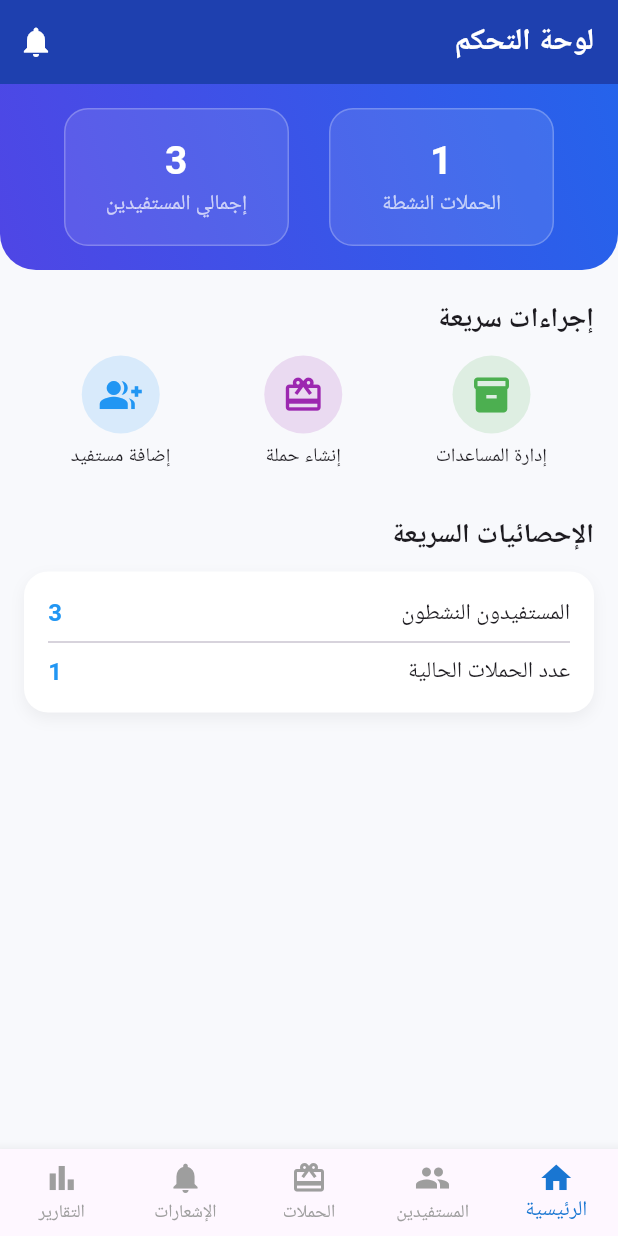
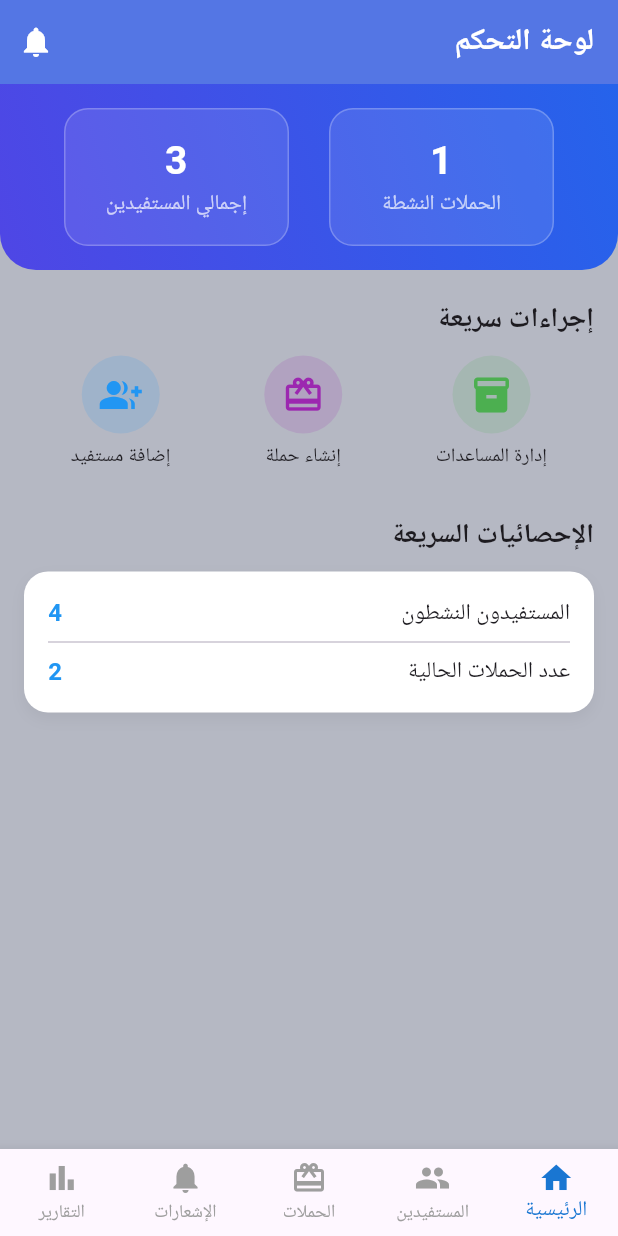
Before and after one commit to Flamingo4Technology/Aid_Management, a Flutter app: the screen it shows after launch, on a phone screen of 412 x 824 dp. Run offline on Flutter 3.47's test engine with Material 3 defaults, Android fonts, the light colour scheme and no system bars; Roboto replaces fonts that are missing (Cairo).

Commit message:
Abdullah commit

```diff
--- a/aid_management/lib/main.dart
+++ b/aid_management/lib/main.dart
@@ -27,9 +27,9 @@ class DashboardPage extends StatelessWidget {
     return Directionality(
       textDirection: TextDirection.rtl,
       child: Scaffold(
-        backgroundColor: const Color(0xFFF8F9FC),
+        backgroundColor:  Color.fromARGB(255, 181, 184, 195),
         appBar: AppBar(
-          backgroundColor: const Color(0xFF1E40AF),
+          backgroundColor:  Color.fromARGB(255, 84, 118, 228),
           elevation: 0,
           title: const Text(
             "لوحة التحكم",
@@ -148,9 +148,9 @@ class DashboardPage extends StatelessWidget {
                       ),
                       child: Column(
                         children: [
-                          _statRow("المستفيدون النشطون", "3"),
+                          _statRow("المستفيدون النشطون", "4"),
                           const Divider(),
-                          _statRow("عدد الحملات الحالية", "1"),
+                          _statRow("عدد الحملات الحالية", "2"),
                         ],
                       ),
                     ),
```
